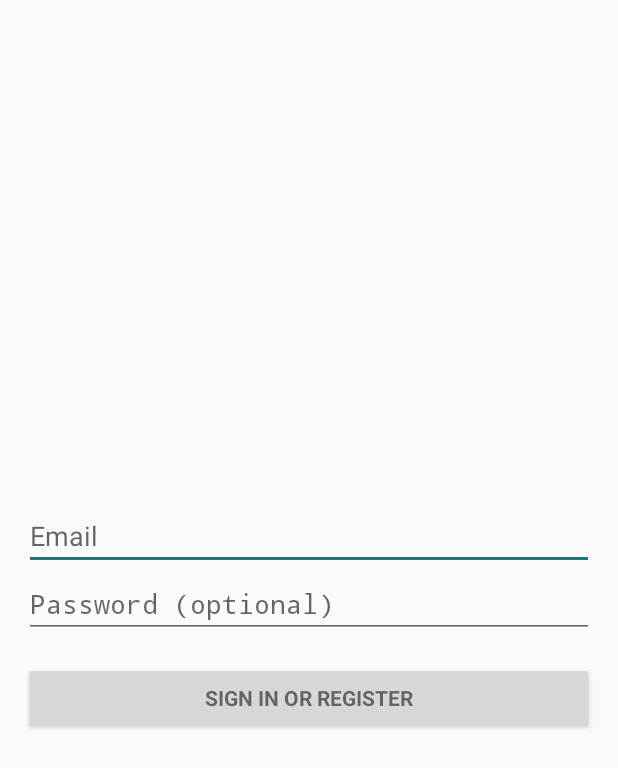
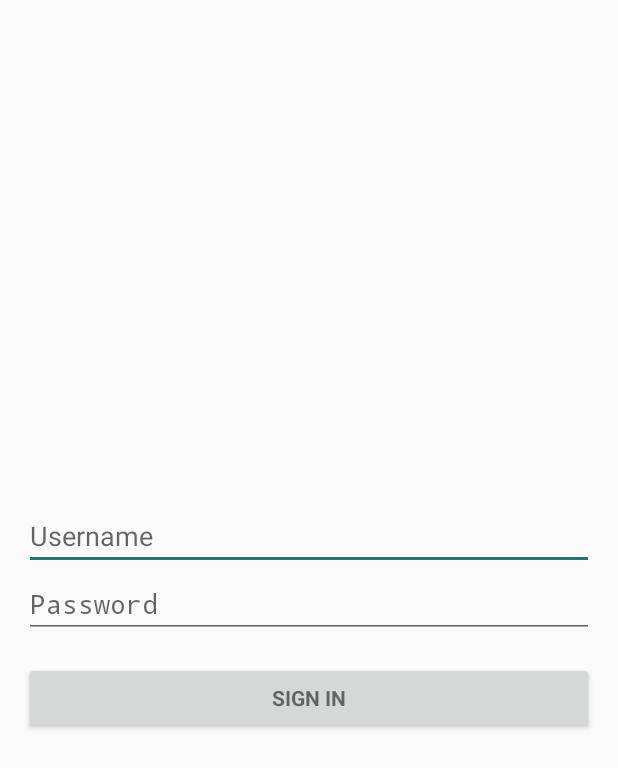
Before and after one commit to moondroid/ParseSocial, an Android app: the LoginActivity screen opened directly, with no data from a screen before it, on a phone screen of 412 x 824 dp. Shown: the top 768 px of the screen. Run offline under Robolectric (Android 15) with nearby library versions, the phone set to English and light mode, and no system bars; libraries missing offline, so code that uses them is left out: com.parse; 2 statements that could not run were skipped.

Commit message:
change login with username

```diff
--- a/app/src/main/res/layout/activity_login.xml
+++ b/app/src/main/res/layout/activity_login.xml
@@ -21,12 +21,18 @@
             <AutoCompleteTextView android:id="@+id/email" android:layout_width="match_parent"
                 android:layout_height="wrap_content" android:hint="@string/prompt_email"
                 android:inputType="textEmailAddress" android:maxLines="1"
+                android:singleLine="true"
+                android:visibility="gone"/>
+
+            <EditText android:id="@+id/username" android:layout_width="match_parent"
+                android:layout_height="wrap_content" android:hint="@string/prompt_username"
+                android:inputType="text" android:maxLines="1"
                 android:singleLine="true" />
 
             <EditText android:id="@+id/password" android:layout_width="match_parent"
                 android:layout_height="wrap_content" android:hint="@string/prompt_password"
                 android:imeActionId="@+id/login"
-                android:imeActionLabel="@string/action_sign_in_short"
+                android:imeActionLabel="@string/action_sign_in"
                 android:imeOptions="actionUnspecified" android:inputType="textPassword"
                 android:maxLines="1" android:singleLine="true" />
 
--- a/app/src/main/res/values/strings_activity_login.xml
+++ b/app/src/main/res/values/strings_activity_login.xml
@@ -3,9 +3,9 @@
 
     <!-- Strings related to login -->
     <string name="prompt_email">Email</string>
-    <string name="prompt_password">Password (optional)</string>
-    <string name="action_sign_in">Sign in or register</string>
-    <string name="action_sign_in_short">Sign in</string>
+    <string name="prompt_username">Username</string>
+    <string name="prompt_password">Password</string>
+    <string name="action_sign_in">Sign in</string>
 
     <string name="error_invalid_email">This email address is invalid</string>
     <string name="error_invalid_password">This password is too short</string>
```
Also changed, not shown: app/src/main/java/it/moondroid/parsesocial/LoginActivity.java (+23 -79 lines), app/src/main/java/it/moondroid/parsesocial/MainActivity.java (+7 -0 lines), app/src/main/res/layout/activity_main.xml (+8 -0 lines).
